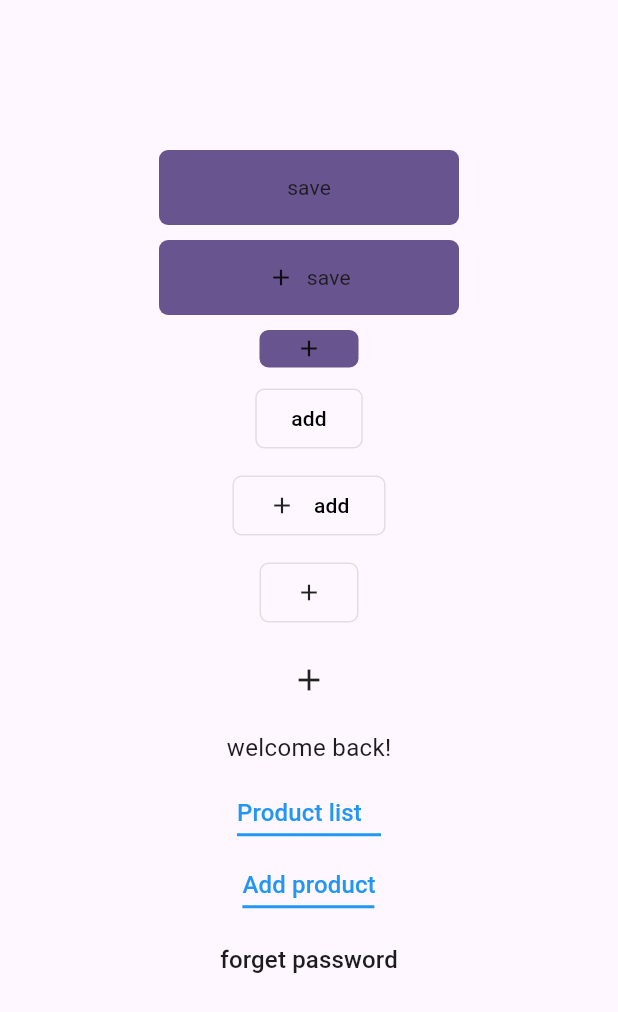
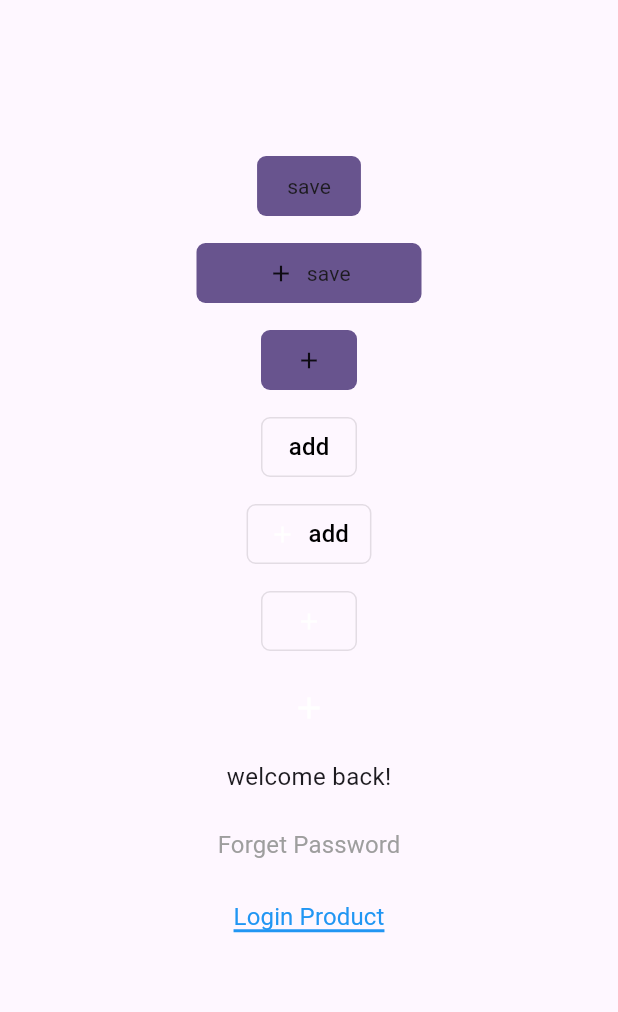
Before and after one commit to AmosPeterAlex/nexteons_widgets, a Flutter app: the SajinHomeScreen screen opened directly, on a phone screen of 412 x 824 dp. Shown: the top 1012 px of the screen. Run offline on Flutter 3.47's test engine with Material 3 defaults, Android fonts, the phone set to English and light mode, and no system bars.

Commit message:
text button partially completeed

```diff
--- a/lib/sajin/buttons/filled _button.dart
+++ b/lib/sajin/buttons/filled _button.dart
@@ -87,6 +87,7 @@ class CustomFilledButton extends StatelessWidget {
   final double? textFontSize;
   final Color? textColor;
   final WidgetStateProperty<Color?>? buttonColor;
+  final FontWeight? textFontWeight;
 
   const CustomFilledButton({
     super.key,
@@ -97,6 +98,7 @@ class CustomFilledButton extends StatelessWidget {
     this.onPressed,
     this.buttonText,
     this.textFontSize,
+    this.textFontWeight,
     this.textColor,
     this.buttonColor,
   }) : assert(icon != null || buttonText != null,
@@ -107,6 +109,8 @@ class CustomFilledButton extends StatelessWidget {
     var size = MediaQuery.of(context).size;
     return FilledButton(
       style: ButtonStyle(
+        padding: WidgetStateProperty.all(
+            EdgeInsets.symmetric(horizontal: 20, vertical: 5)),
         backgroundColor: buttonColor ??
             WidgetStateProperty.all<Color>(Theme.of(context).primaryColor),
         shape: WidgetStateProperty.all<RoundedRectangleBorder>(
@@ -126,7 +130,7 @@ class CustomFilledButton extends StatelessWidget {
             FittedBox(
               child: Icon(
                 icon,
-                 size: iconSize ?? Theme.of(context).iconTheme.size,
+                size: iconSize ?? Theme.of(context).iconTheme.size,
                 color: iconColor ?? Theme.of(context).iconTheme.color,
               ),
             ),
@@ -136,9 +140,9 @@ class CustomFilledButton extends StatelessWidget {
             FittedBox(
                 child: CustomText(
               text: buttonText,
-              fontSize: Theme.of(context).textTheme.bodyMedium?.fontSize,
-              fontWeight: Theme.of(context).textTheme.bodyMedium?.fontWeight,
-              textColor: Theme.of(context).textTheme.bodyMedium?.color,
+              fontSize:textFontSize?? Theme.of(context).textTheme.bodyMedium?.fontSize,
+              fontWeight:textFontWeight?? Theme.of(context).textTheme.bodyMedium?.fontWeight,
+              textColor:textColor ??Theme.of(context).textTheme.bodyMedium?.color,
             )),
         ],
       ),
--- a/lib/sajin/buttons/icon_button.dart
+++ b/lib/sajin/buttons/icon_button.dart
@@ -18,7 +18,8 @@ class CustomIconButton extends StatelessWidget {
   Widget build(BuildContext context) {
     return IconButton(
       icon: Icon(icon,
-          color: iconColor ?? Theme.of(context).iconTheme.color, size: iconSize),
+          color: iconColor ?? Theme.of(context).primaryIconTheme.color,
+          size: iconSize ?? Theme.of(context).primaryIconTheme.size),
       onPressed: onPressed,
     );
   }
--- a/lib/sajin/buttons/outline_button.dart
+++ b/lib/sajin/buttons/outline_button.dart
@@ -1,64 +1,68 @@
 import 'package:flutter/material.dart';
+import 'package:nexteons_widgets/sajin/text/custom_text.dart';
 
 class CustomOutlineButton extends StatelessWidget {
   final IconData? icon;
   final double? iconSize;
   final Color? iconColor;
-  final double? height;
-  final double? width;
+
   final VoidCallback? onPressed;
   final String? buttonText;
   final double? textFontSize;
   final Color? textColor;
+  final FontWeight? textFontWeight;
 
   const CustomOutlineButton(
       {super.key,
       this.icon,
       this.iconSize,
       this.iconColor,
-      this.height,
-      this.width,
       this.onPressed,
       this.buttonText,
       this.textFontSize,
-      this.textColor}): assert(icon != null || buttonText != null, 'At least one value (icon or buttonText) must be provided.');
+      this.textColor, this.textFontWeight})
+      : assert(icon != null || buttonText != null,
+            'At least one value (icon or buttonText) must be provided.');
 
   @override
   Widget build(BuildContext context) {
     var size = MediaQuery.of(context).size;
-    return SizedBox(
-      width: width,
-      height: height,
-      child: OutlinedButton(
+    return OutlinedButton(
       onPressed: onPressed,
       style: ButtonStyle(
+        padding: WidgetStateProperty.all(
+            EdgeInsets.symmetric(horizontal: 15, vertical: 5)),
         shape: WidgetStateProperty.all<RoundedRectangleBorder>(
-            RoundedRectangleBorder(side: BorderSide(color: Colors.black,width: 5, ),
+          RoundedRectangleBorder(
+            side: BorderSide(
+              color: Colors.black,
+              width: 5,
+            ),
             borderRadius: BorderRadius.circular(
                 6.0), // Rectangular shape with rounded corners
           ),
         ),
       ),
       child: Row(
-          mainAxisSize: MainAxisSize.min,
+        mainAxisSize: MainAxisSize.min,  ///IF THERE is any issue in button calling in login screen commenet this line
         children: [
           if (icon != null)
             Icon(
               icon,
-                size: iconSize,
-                color: iconColor??Theme.of(context).iconTheme.color,
+              size: iconSize ?? Theme.of(context).primaryIconTheme.size,
+              color: iconColor ?? Theme.of(context).primaryIconTheme.color,
             ),
           if (icon != null && buttonText != null)
-              SizedBox(width: size.width * 0.03),
+            SizedBox(width: size.width * 0.02),
           if (buttonText != null)
-              Text(
-                buttonText ?? "",
-                style: TextStyle(
-                    fontSize: textFontSize,
-                    color: textColor ?? Theme.of(context).textTheme.bodyLarge?.color),
-              ),
+            FittedBox(
+                child: CustomText(
+              text: buttonText,
+              fontSize:textFontSize ??Theme.of(context).textTheme.titleMedium?.fontSize,
+              fontWeight:textFontWeight ??Theme.of(context).textTheme.titleMedium?.fontWeight,
+              textColor:textColor ??Theme.of(context).textTheme.titleMedium?.color,
+            )),
         ],
-        ),
       ),
     );
   }
--- a/lib/sajin/buttons/text_button.dart
+++ b/lib/sajin/buttons/text_button.dart
@@ -1,41 +1,4 @@
-// // import 'package:flutter/material.dart';
 
-// // class CustomTextButton extends StatelessWidget {
-// //   final void Function()? onPressed;
-// //   final String? buttonText;
-// //   final double? fontSize;
-// //   final Color? textColor;
-// //   final TextStyle? style;
-// //   final FontWeight? fontWeight;
-// //   final bool underline;
-// //   CustomTextButton(
-// //       {super.key,
-// //       this.onPressed,
-// //       this.fontSize,
-// //       this.textColor,
-// //       this.style,
-// //       this.fontWeight,
-// //       this.buttonText,this.underline = false});
-
-// //   @override
-// //   Widget build(BuildContext context) {
-// //     return TextButton(
-// //         onPressed: onPressed,
-// //         child: Text(
-// //           buttonText ?? "",
-// //           style: TextStyle(
-// //               color: textColor ?? Theme.of(context).textTheme.bodyMedium?.color,
-// //               fontSize: fontSize ?? 16,
-// //               fontWeight: fontWeight ?? FontWeight.w500,
-// //                decoration: underline ? TextDecoration.underline : TextDecoration.none,
-// //                decorationColor: textColor ?? Theme.of(context).textTheme.bodyMedium?.color,
-// //                decorationThickness: 2,
-// //               ).merge(style),
-// //         ),
-
-// //         );
-// //   }
-// // }
 // import 'package:flutter/material.dart';
 
 // class CustomTextButton extends StatelessWidget {
@@ -46,37 +9,43 @@
 //   final TextStyle? style;
 //   final FontWeight? fontWeight;
 //   final bool underline;
+//    final double underlineThickness;
 
-//   CustomTextButton(
-//       {super.key,
-//       this.onPressed,
-//       this.fontSize,
-//       this.textColor,
-//       this.style,
-//       this.fontWeight,
-//       this.buttonText,
-//       this.underline = false}); // default underline to false
+//   CustomTextButton({
+//     Key? key,
+//     this.onPressed,
+//     this.fontSize,
+//     this.textColor,
+//     this.style,
+//     this.fontWeight,
+//     this.buttonText,
+//     this.underline = false,
+//     this.underlineThickness = 2.0,
+//   }) : super(key: key);
 
 //   @override
 //   Widget build(BuildContext context) {
-//     final effectiveTextColor = textColor ?? Theme.of(context).textTheme.bodyMedium?.color;
-
 //     return TextButton(
-//         onPressed: onPressed,
-//         child: RichText(
-//           text: TextSpan(
-//             text: buttonText ?? "",
-//             style: TextStyle(
-//               color: effectiveTextColor,
-//               fontSize: fontSize ?? 16,
-//               fontWeight: fontWeight ?? FontWeight.w500,
+//       onPressed: onPressed,
+//       child: Text(
+//         buttonText ?? '',
+//         style: TextStyle(
+//               fontSize: fontSize,
+//               color: textColor,
+//               fontWeight: fontWeight,
 //               decoration: underline ? TextDecoration.underline : TextDecoration.none,
-//               decorationColor: effectiveTextColor,
-//               decorationThickness: 3, // Thickness of the underline
-//               height: 2, // Adjust height to add space between text and underline
+//                decorationThickness: underline ? underlineThickness : null,
+//                decorationColor: textColor,
 //             ).merge(style),
-//           ),
-//         ));
+//             // ??
+//             // TextStyle(
+//             //   fontSize: fontSize,
+//             //   color: textColor,
+//             //   fontWeight: fontWeight,
+//             //   decoration: underline ? TextDecoration.underline : TextDecoration.none,
+//             // ).merge(style),
+//       ),
+//     );
 //   }
 // }
 import 'package:flutter/material.dart';
@@ -89,47 +58,63 @@ class CustomTextButton extends StatelessWidget {
   final TextStyle? style;
   final FontWeight? fontWeight;
   final bool underline;
+  final double underlineThickness;
+  final double underlineGap;
 
-  CustomTextButton(
-      {super.key,
+  CustomTextButton({
+    Key? key,
     this.onPressed,
     this.fontSize,
     this.textColor,
     this.style,
     this.fontWeight,
     this.buttonText,
-      this.underline = false}); // default underline to false
+    this.underline = false,
+    this.underlineThickness = 2.0,
+    this.underlineGap = 2.0,
+  }) : super(key: key);
 
   @override
   Widget build(BuildContext context) {
-    final effectiveTextColor = textColor ?? Theme.of(context).textTheme.bodyLarge?.color;
-
     return TextButton(
       onPressed: onPressed,
-      child: Column(
-        mainAxisSize: MainAxisSize.min,
-        crossAxisAlignment: CrossAxisAlignment.start,
-        children: [
-          IntrinsicWidth(
+      child: CustomPaint(
+        painter: underline ? TextUnderlinePainter(textColor, underlineThickness, underlineGap) : null,
         child: Text(
-
-              buttonText ?? "",
-              style: TextStyle(
-                color: effectiveTextColor,
-                fontSize: fontSize ?? 16,
-                fontWeight: fontWeight ?? FontWeight.w500,
+          buttonText ?? '',
+          style:
+              TextStyle(
+                fontSize: fontSize,
+                color: textColor,
+                fontWeight: fontWeight,
+                decoration: TextDecoration.none,
               ).merge(style),
         ),
-          ),
-          if (underline)
-            Container(
-              margin: const EdgeInsets.only(top: 2), // Adjust the gap here
-              height: 2, // Thickness of the underline
-              color: effectiveTextColor,
-              width: (buttonText ?? "").length * (fontSize ?? 16) * 0.5, // Approximate text width
-            ),
-        ],
       ),
     );
   }
 }
+
+class TextUnderlinePainter extends CustomPainter {
+  final Color? underlineColor;
+  final double underlineThickness;
+  final double underlineGap;
+
+  TextUnderlinePainter(this.underlineColor, this.underlineThickness, this.underlineGap);
+
+  @override
+  void paint(Canvas canvas, Size size) {
+    final paint = Paint()
+      ..color = underlineColor ?? Colors.black
+      ..strokeWidth = underlineThickness
+      ..style = PaintingStyle.stroke;
+
+    final textBottom = size.height - underlineGap;
+    canvas.drawLine(Offset(0, textBottom), Offset(size.width, textBottom), paint);
+  }
+
+  @override
+  bool shouldRepaint(CustomPainter oldDelegate) {
+    return false;
+  }
+}
--- a/lib/sajin/main.dart
+++ b/lib/sajin/main.dart
@@ -9,19 +9,20 @@ import 'package:nexteons_widgets/sajin/text/custom_text.dart';
 void main() {
   runApp(MaterialApp(
     theme: ThemeData(
+
       primaryColor: Colors.blue, // Primary color for the app
       // Accent color for the app
 
       textTheme: TextTheme(
-        bodyLarge: TextStyle().headerText, // Default text color
-        bodyMedium: TextStyle().buttonText,
-        bodySmall: TextStyle().textFieldText // Secondary text color
+          bodyLarge: TextStyle().headerText, ///this  is used gor large fontsize and header text
+          bodyMedium: TextStyle().whiteButtonText,///this is used for white text that used in filled button
+          titleMedium: TextStyle().blackButtonText,/// this is used in black text that used in filled button and  used in another widgets  also
+          bodySmall: TextStyle().textFieldText /// text that used in textformfield
           ),
-      iconTheme: IconThemeData(
-        color: Colors.black,
-        size: 15
-        // Default icon color
-      ),
+      iconTheme: IconThemeData().iconWhite,
+
+          primaryIconTheme: IconThemeData().iconBlack,
+
     ),
     home: SajinHomeScreen(),
   ));
@@ -32,6 +33,8 @@ class SajinHomeScreen extends StatelessWidget {
 
   @override
   Widget build(BuildContext context) {
+    final cont = TextEditingController();
+
     return Scaffold(
       body: Center(
         child: Column(
@@ -39,25 +42,19 @@ class SajinHomeScreen extends StatelessWidget {
             SizedBox(
               height: 100,
             ),
-            SizedBox(
-              height: 50,
-              width: 200,
-              child: CustomFilledButton(
+            CustomFilledButton(
               buttonText: "save",
-
-                textFontSize: 20,
-              ),
+              // textFontSize: 20,
             ),
             SizedBox(
               height: 10,
             ),
             SizedBox(
-                height: 50,
-              width: 200,
+              //  height: 50,
+               width: 150,
               child: CustomFilledButton(
                 buttonText: "save",
-
-                textFontSize: 20,
+                // textFontSize: 20,
                 icon: Icons.add,
               ),
             ),
@@ -65,8 +62,9 @@ class SajinHomeScreen extends StatelessWidget {
               height: 10,
             ),
             SizedBox(
-              height: 25,
-              // width: 25,
+              // height: 25,
+              // width: 100,
+
               child: CustomFilledButton(
                 icon: Icons.add,
               ),
@@ -106,27 +104,53 @@ class SajinHomeScreen extends StatelessWidget {
               fontSize: Theme.of(context).textTheme.bodyLarge?.fontSize,
               fontWeight: Theme.of(context).textTheme.bodyLarge?.fontWeight,
               textColor: Theme.of(context).textTheme.bodyLarge?.color,
-
             ),
             SizedBox(
               height: 10,
             ),
+            // CustomTextButton(
+            //   buttonText: "Product list",
+            //   onPressed: () {},
+            //   underline: true,
+            //   textColor: Colors.blue,
+            // ),
+            //  CustomTextButton(
+            //   buttonText: "llllllllllllllllllllllllllllll",
+            //   onPressed: () {},
+            //   underline: true,
+            //   textColor: Colors.blue,
+            // ),
+            // CustomTextButton(
+            //   buttonText: "Add product",
+            //   onPressed: () {},
+            //   underline: true,
+            //   textColor: Colors.blue,
+            // ),
+            // CustomTextButton(
+            //   buttonText: "forget password",
+            //   onPressed: () {},
+            // ),
             CustomTextButton(
-              buttonText: "Product list",
-              onPressed: () {},
-              underline: true,
-              textColor: Colors.blue,
+  onPressed: () {
+    // Your onPressed action here
+  },
+  buttonText: 'Forget Password',
+  fontSize: 16.0,
+  textColor: Colors.grey,
+  fontWeight: FontWeight.normal,
+  underline: false, // This will not show the underline
 ),
 CustomTextButton(
-              buttonText: "Add product",
-              onPressed: () {},
-              underline: true,
+  onPressed: () {
+    // Your onPressed action here
+  },
+  buttonText: 'Login Product',
+  fontSize: 16.0,
   textColor: Colors.blue,
+  fontWeight: FontWeight.normal,
+  underline: true, // This will show the underline
 ),
-            CustomTextButton(
-              buttonText: "forget password",
-              onPressed: () {},
-            )
+
           ],
         ),
       ),
--- a/lib/sajin/utils/const.dart
+++ b/lib/sajin/utils/const.dart
@@ -6,13 +6,26 @@ extension text on TextStyle {
         fontWeight: FontWeight.w700, fontSize: 45, color: Colors.black);
   }
 
-  TextStyle get buttonText {
+  TextStyle get whiteButtonText {
+    return copyWith(
+        fontWeight: FontWeight.w400, fontSize: 15, color: Colors.white);
+  }
+  TextStyle get blackButtonText {
     return copyWith(
         fontWeight: FontWeight.w400, fontSize: 15, color: Colors.black);
   }
 
   TextStyle get textFieldText {
     return copyWith(
-        fontWeight: FontWeight.w500, fontSize: 15, color: Colors.black);
+        fontWeight: FontWeight.w500, fontSize: 6, color: Colors.black);
   }
 }
+
+extension icon on IconThemeData {
+  IconThemeData get iconBlack {
+    return copyWith(color: Colors.black, size: 15,);
+  }
+   IconThemeData get iconWhite {
+    return copyWith(color: Colors.white, size: 15,);
+  }
+}
```
Lines whose indentation alone changed are shown as unchanged.
